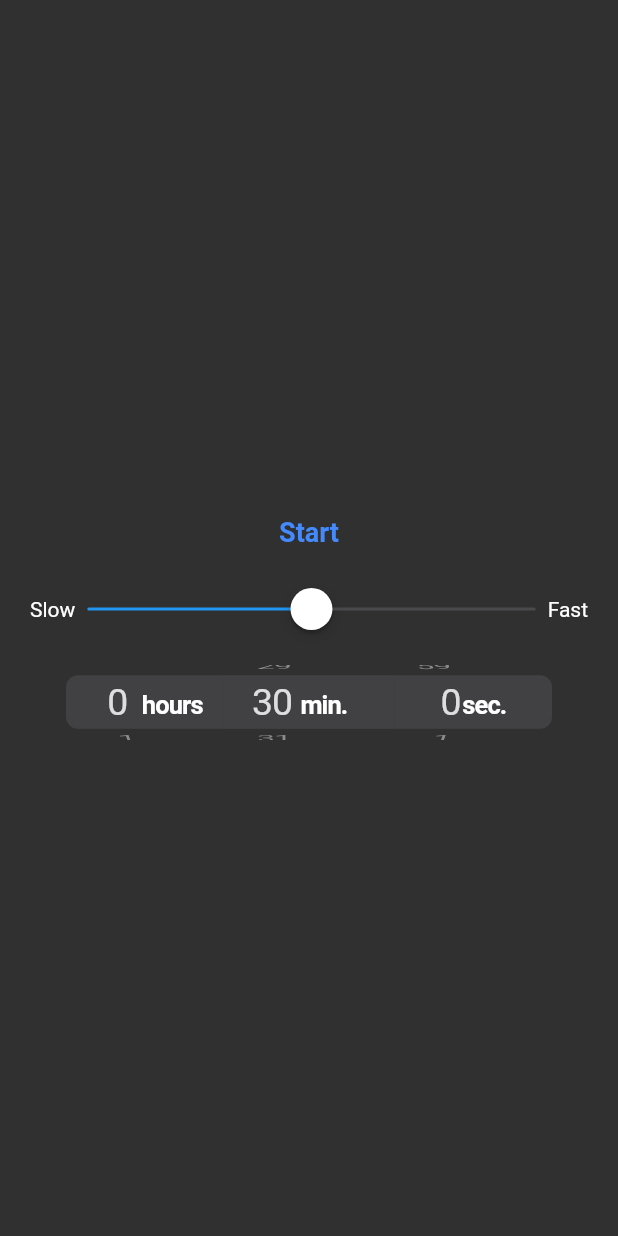
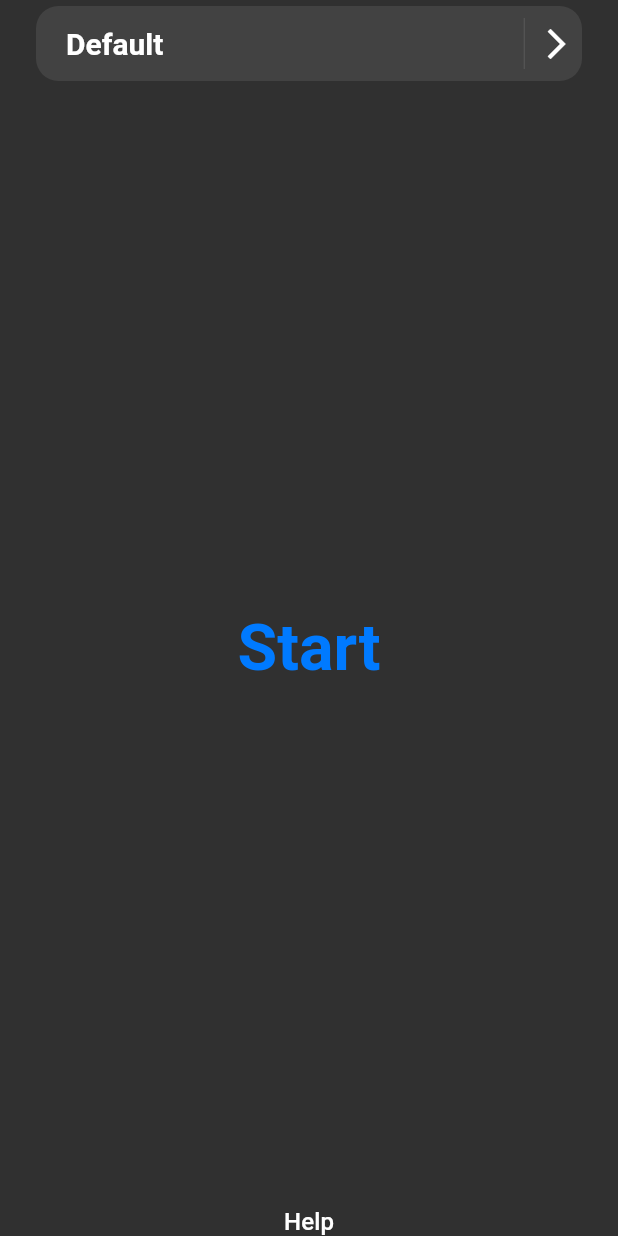
Before and after one commit to con266667/nox, a Flutter app: the screen it shows after launch, on a phone screen of 412 x 824 dp. Run offline on Flutter 3.47's test engine with Material 2 defaults, Android fonts, the phone set to English and light mode, and no system bars; our stand-ins replace flutter_svg, wakelock; Roboto replaces fonts that are missing (SF Pro).

```diff
--- /dev/null
+++ b/lib/controller.dart
@@ -0,0 +1,9 @@
+class Controller {
+  List<Function> listeners = [];
+
+  add(Function update) {
+    listeners.add(update);
+  }
+
+  notify() => listeners.forEach((e) => e());
+}
--- a/lib/light-level.dart
+++ b/lib/light-level.dart
@@ -1,8 +1,9 @@
 import 'dart:math';
+import 'settings.dart';
 
 class LightLevel {
-  static double speed = 0.5;
-  static Duration timeout = Duration(minutes: 30);
+  static double get speed => Settings.selectedProfile.speed;
+  static Duration get timeout => Settings.selectedProfile.timeout;
   static Stream<double> get stream => Stream<double>.periodic(Duration(milliseconds: 25), (x) => sin((x / (65 - (32 * speed)))+1) / 2 + 0.5);
 
   static Future startTimer() async {
--- a/lib/light-screen.dart
+++ b/lib/light-screen.dart
@@ -1,5 +1,6 @@
 import 'package:flutter/material.dart';
 import 'package:wakelock/wakelock.dart';
+import 'settings.dart';
 import 'light-level.dart';
 
 class LightScreen extends StatefulWidget {
@@ -51,7 +52,7 @@ class _LightScreenState extends State<LightScreen> {
                 radius: 2.0,
                 //stops: [0.4, 1.0],
                 colors: [
-                  Color.fromRGBO(colorInt(150, snp), colorInt(190, snp), colorInt(255, snp), 1.0),
+                  Color.fromRGBO(colorInt(Settings.selectedProfile.color.red, snp), colorInt(Settings.selectedProfile.color.green, snp), colorInt(Settings.selectedProfile.color.blue, snp), 1.0),
                   //Color.fromRGBO(150, 190, 255, 1.0),
                   Colors.black
                 ]
--- a/lib/main.dart
+++ b/lib/main.dart
@@ -1,5 +1,7 @@
+import 'package:flutter/material.dart';
 import 'package:flutter/cupertino.dart';
-import 'package:flutter/material.dart';
+import 'settings.dart';
+import 'profile-picker.dart';
 import 'light-level.dart';
 import 'light-screen.dart';
 
@@ -11,9 +13,25 @@ class MyApp extends StatelessWidget {
   @override
   Widget build(BuildContext context) {
     return MaterialApp(
+      debugShowCheckedModeBanner: false,
       theme: ThemeData(
         brightness: Brightness.dark,
         primarySwatch: Colors.blue,
+        fontFamily: 'SF Pro',
+        textTheme: TextTheme(
+          headline1: TextStyle(
+            fontWeight: FontWeight.w600,
+            fontSize: 43,
+          ),
+          subtitle1: TextStyle(
+            fontWeight: FontWeight.w600,
+            fontSize: 20
+          ),
+          subtitle2: TextStyle(
+            fontWeight: FontWeight.w500,
+            fontSize: 16
+          )
+        )
       ),
       home: MyHomePage(),
     );
@@ -29,45 +47,60 @@ class MyHomePage extends StatefulWidget {
 
 class _MyHomePageState extends State<MyHomePage> {
 
+  @override
+  void initState() {
+    Settings.controller.add(update);
+    super.initState();
+  }
 
+  update() {
+    if(mounted) setState(() {});
+  }
 
   @override
   Widget build(BuildContext context) {
     return Scaffold(
-      body: Padding(
+      body: SafeArea(
+        child: Padding(
           padding: const EdgeInsets.only(left: 20.0, right: 20.0),
           child: Column(
-          mainAxisAlignment: MainAxisAlignment.center,
+            mainAxisAlignment: MainAxisAlignment.spaceBetween,
             crossAxisAlignment: CrossAxisAlignment.center,
             children: [
-            MaterialButton(
-              onPressed: () => Navigator.push(context, MaterialPageRoute(builder: (_) => LightScreen())),
-              child: Text('Start', style: TextStyle(fontWeight: FontWeight.w600, fontSize: 18, color: Colors.blueAccent)),
+              GestureDetector(
+                onTap: () => Navigator.push(context, MaterialPageRoute(builder: (_) => ProfilePicker())),
+                child: Card(
+                  elevation: 0,
+                  shape: RoundedRectangleBorder(
+                    borderRadius: BorderRadius.circular(15.0)
                   ),
-            Container(height: 5),
-           Row(
-              mainAxisAlignment: MainAxisAlignment.spaceAround,
+                  child: Container(
+                    height: 50,
+                    child: Row(
                       children: [
-                Text('Slow'),
-                Expanded(
-                  child: CupertinoSlider(
-                      value: LightLevel.speed,
-                      onChanged: (v) => setState(() => LightLevel.speed = v),
-                      divisions: 6,
+                        Container(width: 20),
+                        Text(Settings.selectedProfile.title, style: Theme.of(context).textTheme.subtitle1),
+                        Spacer(),
+                        VerticalDivider(
+                          width: 3,
+                          indent: 8,
+                          endIndent: 8,
+                        ),
+                        Container(width: 8),
+                        Icon(Icons.arrow_forward_ios),
+                        Container(width: 5),
+                      ],
                     ),
                   ),
-                Text('Fast')
+                ),
+              ),
+              GestureDetector(
+                onTap: () => Navigator.push(context, MaterialPageRoute(builder: (_) => LightScreen())),
+                child: Text('Start', style: Theme.of(context).textTheme.headline1.copyWith(color: CupertinoColors.activeBlue))
+              ),
+              Text('Help', style: Theme.of(context).textTheme.subtitle2),
             ],
           ),
-            Container(height: 15),
-            Container(
-              height: 50,
-              child: CupertinoTimerPicker(
-                initialTimerDuration: Duration(minutes: 30),
-                onTimerDurationChanged: (v) => setState(() => LightLevel.timeout = v),
-              ),
-            )
-          ],
         ),
       )
     );
--- /dev/null
+++ b/lib/profile.dart
@@ -0,0 +1,8 @@
+import 'dart:ui';
+
+class Profile {
+  String title = 'Default';
+  Color color = Color.fromRGBO(150, 190, 255, 1);
+  Duration timeout = Duration(minutes: 30);
+  double speed = 0.5;
+}
--- /dev/null
+++ b/lib/settings.dart
@@ -0,0 +1,26 @@
+import 'package:flutter/material.dart';
+import 'controller.dart';
+import 'profile.dart';
+
+class Settings extends Controller {
+  static Profile _selectedProfile = Profile();
+  static Controller controller = Controller();
+
+  static List<Profile> profiles = [
+    Profile(),
+    Profile()
+    ..title = 'Summer Night'
+    ..color = Colors.deepOrange
+    ..timeout = Duration(minutes: 45),
+    Profile()
+    ..title = 'Deep Sleep'
+    ..color = Colors.deepPurple
+    ..timeout = Duration(hours: 1)
+    ..speed = 0.3
+  ];
+  static Profile get selectedProfile => _selectedProfile;
+  static set selectedProfile (v) {
+    _selectedProfile = v;
+    controller.notify();
+  }
+}
```
Also changed, not shown: lib/edit-profile.dart (added, +17 -0 lines), lib/profile-card.dart (added, +50 -0 lines), lib/profile-picker.dart (added, +24 -0 lines), pubspec.yaml (+8 -6 lines), assets/icons/settings.svg (added), pubspec.lock, 1 other file. Lines whose indentation alone changed are shown as unchanged.
